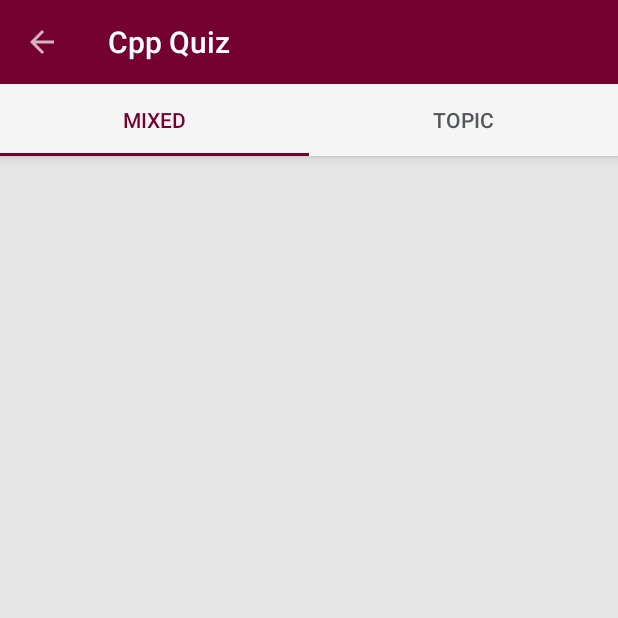
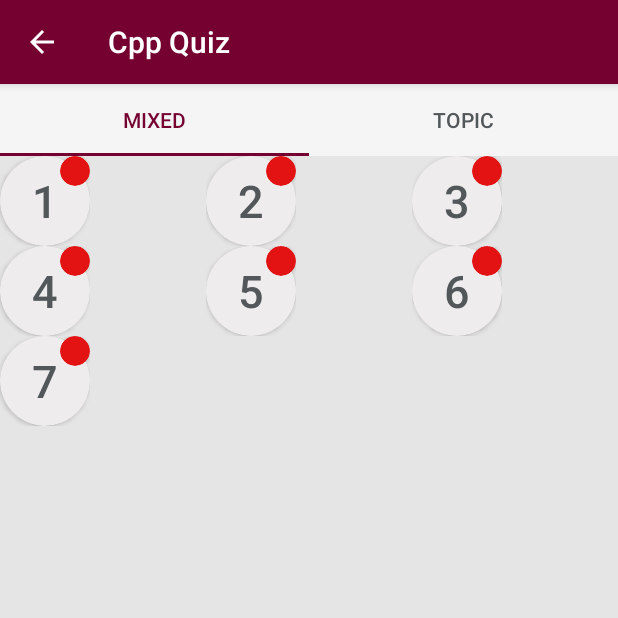
Before and after one commit to diman240798/Board, an Android app: the screen it shows after launch (TestMenuActivity), on a phone screen of 412 x 824 dp, the top half of it. Run offline under Robolectric (Android 15) with nearby library versions, the phone set to English and light mode, and no system bars.

Commit message:
Fixing recycler

```diff
--- a/app/src/main/AndroidManifest.xml
+++ b/app/src/main/AndroidManifest.xml
@@ -12,7 +12,6 @@
         <activity android:name=".test.activity.TestActivity">
         </activity>
         <activity
-                android:theme="@style/AppThemeNoActionBar"
                 android:name=".testMenu.activity.TestMenuActivity">
             <intent-filter>
                 <action android:name="android.intent.action.MAIN"/>
--- a/app/src/main/java/cpp/quiz/sfedu/cppquiz/testMenu/activity/TestMenuActivity.kt
+++ b/app/src/main/java/cpp/quiz/sfedu/cppquiz/testMenu/activity/TestMenuActivity.kt
@@ -17,8 +17,6 @@ class TestMenuActivity : AppCompatActivity() {
         super.onCreate(savedInstanceState)
         setContentView(R.layout.activity_test_menu)
 
-        val toolbar = findViewById(R.id.toolbar) as Toolbar
-        setSupportActionBar(toolbar)
         val actionBar = supportActionBar
         actionBar!!.setDisplayHomeAsUpEnabled(true)
 
@@ -27,9 +25,7 @@ class TestMenuActivity : AppCompatActivity() {
         setupViewPager(viewPager)
 
         val tabLayout = findViewById(R.id.tablayout) as TabLayout
-        tabLayout.setTabTextColors(resources.getColor(R.color.colorGreyText), resources.getColor(
-            R.color.colorPrimary
-        ))
+//        tabLayout.setTabTextColors(resources.getColor(R.color.colorGreyText), resources.getColor(R.color.colorPrimary))
         tabLayout.setupWithViewPager(viewPager)
 
 
--- a/app/src/main/java/cpp/quiz/sfedu/cppquiz/testMenu/mixed/MixedFragment.kt
+++ b/app/src/main/java/cpp/quiz/sfedu/cppquiz/testMenu/mixed/MixedFragment.kt
@@ -2,6 +2,8 @@ package cpp.quiz.sfedu.cppquiz.testMenu.mixed
 
 import android.os.Bundle
 import android.support.v4.app.Fragment
+import android.support.v7.widget.GridLayoutManager
+import android.support.v7.widget.LinearLayoutManager
 import android.view.LayoutInflater
 import android.view.View
 import android.view.ViewGroup
@@ -22,6 +24,7 @@ class MixedFragment : Fragment() {
 
     override fun onViewCreated(view: View, savedInstanceState: Bundle?) {
         super.onViewCreated(view, savedInstanceState)
+        mixed_recycler_view.layoutManager = GridLayoutManager(context, 3)
         mixed_recycler_view.adapter =
                 MixedTestsAdapter(MixedTestsUtil.getTests())
     }
--- a/app/src/main/java/cpp/quiz/sfedu/cppquiz/testMenu/mixed/MixedTestViewHolder.kt
+++ b/app/src/main/java/cpp/quiz/sfedu/cppquiz/testMenu/mixed/MixedTestViewHolder.kt
@@ -3,6 +3,7 @@ package cpp.quiz.sfedu.cppquiz.testMenu.mixed
 import android.support.v7.widget.RecyclerView
 import android.view.View
 import cpp.quiz.sfedu.cppquiz.testMenu.listener.TestClickListener
+import kotlinx.android.synthetic.main.mixed_item.view.*
 
 class MixedTestViewHolder(itemView: View, testClickListener: TestClickListener) : RecyclerView.ViewHolder(itemView) {
 
@@ -14,7 +15,7 @@ class MixedTestViewHolder(itemView: View, testClickListener: TestClickListener)
 
     fun bindItems(mixedTest: MixedTest) {
         itemView.apply {
-
+            mixed_item_text.text = mixedTest.id.toString()
         }
     }
 
--- /dev/null
+++ b/app/src/main/java/cpp/quiz/sfedu/cppquiz/testMenu/topic/StartAnimationListener.kt
@@ -0,0 +1,7 @@
+package cpp.quiz.sfedu.cppquiz.testMenu.topic
+
+import android.content.Context
+
+interface StartAnimationListener {
+fun onClicked(context: Context, adapterPosition: Int)
+}
--- a/app/src/main/java/cpp/quiz/sfedu/cppquiz/testMenu/topic/TopicFragment.kt
+++ b/app/src/main/java/cpp/quiz/sfedu/cppquiz/testMenu/topic/TopicFragment.kt
@@ -2,6 +2,7 @@ package cpp.quiz.sfedu.cppquiz.testMenu.topic
 
 import android.os.Bundle
 import android.support.v4.app.Fragment
+import android.support.v7.widget.LinearLayoutManager
 import android.view.LayoutInflater
 import android.view.View
 import android.view.ViewGroup
@@ -21,8 +22,10 @@ class TopicFragment : Fragment() {
 
     override fun onViewCreated(view: View, savedInstanceState: Bundle?) {
         super.onViewCreated(view, savedInstanceState)
+        topic_recycler_view.layoutManager = LinearLayoutManager(context)
         topic_recycler_view.adapter =
                 TopicTestsAdapter(TopicTestsUtil.getTests())
+
     }
 
 
--- a/app/src/main/java/cpp/quiz/sfedu/cppquiz/testMenu/topic/TopicTestViewHolder.kt
+++ b/app/src/main/java/cpp/quiz/sfedu/cppquiz/testMenu/topic/TopicTestViewHolder.kt
@@ -1,21 +1,37 @@
 package cpp.quiz.sfedu.cppquiz.testMenu.topic
 
 import android.support.v7.widget.RecyclerView
+import android.transition.TransitionManager
 import android.view.View
 import cpp.quiz.sfedu.cppquiz.testMenu.listener.TestClickListener
+import kotlinx.android.synthetic.main.topic_item.view.*
 
-class TopicTestViewHolder(itemView: View, testClickListener: TestClickListener) : RecyclerView.ViewHolder(itemView) {
+class TopicTestViewHolder(
+    itemView: View,
+    testClickListener: TestClickListener
+) : RecyclerView.ViewHolder(itemView) {
 
     init {
-        itemView.setOnClickListener {
-            testClickListener.onTestClicked(itemView.context, adapterPosition)
+        val context = itemView.context
+        val testClicedListener =
+            {v:View -> testClickListener.onTestClicked(context, adapterPosition)}
+        itemView.apply {
+            topic_test_1.setOnClickListener(testClicedListener)
+            topic_test_2.setOnClickListener(testClicedListener)
+            topic_test_3.setOnClickListener(testClicedListener)
+        }
+        itemView.setOnClickListener{
+            itemView.apply {
+                TransitionManager.beginDelayedTransition(topic_item)
+                topic_item_text.visibility = View.GONE
+                topic_test_layout.visibility = View.VISIBLE
+            }
         }
     }
 
     fun bindItems(mixedTest: TopicTest) {
         itemView.apply {
-
-
+            topic_item_text.text = mixedTest.id.toString()
         }
     }
 
--- a/app/src/main/java/cpp/quiz/sfedu/cppquiz/testMenu/topic/TopicTestsAdapter.kt
+++ b/app/src/main/java/cpp/quiz/sfedu/cppquiz/testMenu/topic/TopicTestsAdapter.kt
@@ -11,7 +11,8 @@ import cpp.quiz.sfedu.cppquiz.testMenu.listener.TestClickListener
 
 class TopicTestsAdapter(val tests: List<TopicTest>) : RecyclerView.Adapter<TopicTestViewHolder>(),
     TestClickListener {
-    override fun onCreateViewHolder(parent: ViewGroup, position: Int): TopicTestViewHolder=
+
+    override fun onCreateViewHolder(parent: ViewGroup, position: Int): TopicTestViewHolder =
         TopicTestViewHolder(
             LayoutInflater.from(parent.context).inflate(
                 R.layout.topic_item,
@@ -26,6 +27,7 @@ class TopicTestsAdapter(val tests: List<TopicTest>) : RecyclerView.Adapter<Topic
         holder.bindItems(tests[position])
     }
 
+
     override fun onTestClicked(context: Context, adapterPosition: Int) {
         val testActivityIntent = Intent(context, TestActivity::class.java)
         context.startActivity(testActivityIntent)
--- a/app/src/main/res/layout/activity_test_menu.xml
+++ b/app/src/main/res/layout/activity_test_menu.xml
@@ -1,34 +1,25 @@
-<android.support.design.widget.CoordinatorLayout xmlns:android="http://schemas.android.com/apk/res/android"
+<LinearLayout
+        xmlns:android="http://schemas.android.com/apk/res/android"
         xmlns:app="http://schemas.android.com/apk/res-auto"
+        android:orientation="vertical"
         android:layout_width="match_parent"
         android:layout_height="match_parent">
-
-    <android.support.design.widget.AppBarLayout
-            android:layout_width="match_parent"
-            android:layout_height="wrap_content"
-            android:theme="@style/ThemeOverlay.AppCompat.Dark">
-
-        <android.support.v7.widget.Toolbar
-                android:id="@+id/toolbar"
-                android:layout_width="match_parent"
-                android:layout_height="?attr/actionBarSize"
-                android:background="?attr/colorPrimary"
-                app:layout_scrollFlags="scroll|enterAlways" />
 
     <android.support.design.widget.TabLayout
             android:id="@+id/tablayout"
             android:background="@color/colorGrey"
             app:tabTextColor="@color/colorGreyText"
+            app:tabSelectedTextColor="@color/colorPrimary"
             android:layout_width="match_parent"
             android:layout_height="wrap_content"
             app:tabGravity="fill"
-                app:tabMode="fixed" />
+            app:tabMode="fixed"/>
 
-    </android.support.design.widget.AppBarLayout>
 
     <android.support.v4.view.ViewPager
             android:id="@+id/viewpager"
             android:layout_width="match_parent"
-            android:layout_height="match_parent" />
+            android:layout_height="match_parent"/>
 
-</android.support.design.widget.CoordinatorLayout>
+
+</LinearLayout>
```
Lines whose indentation alone changed are shown as unchanged.
